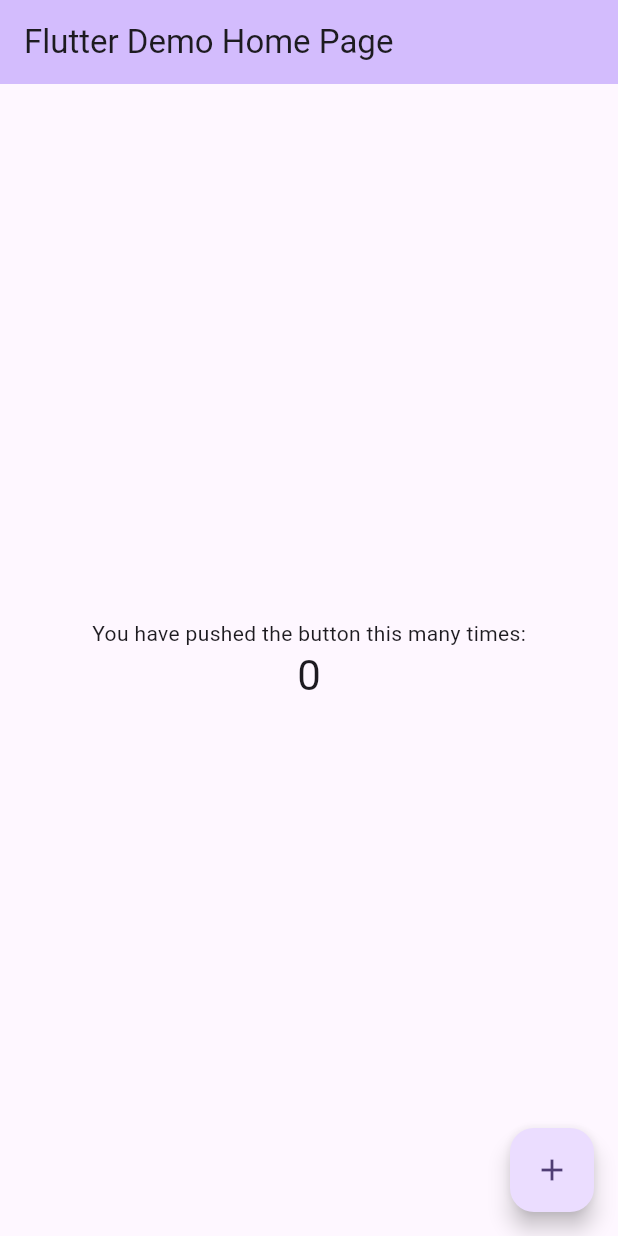
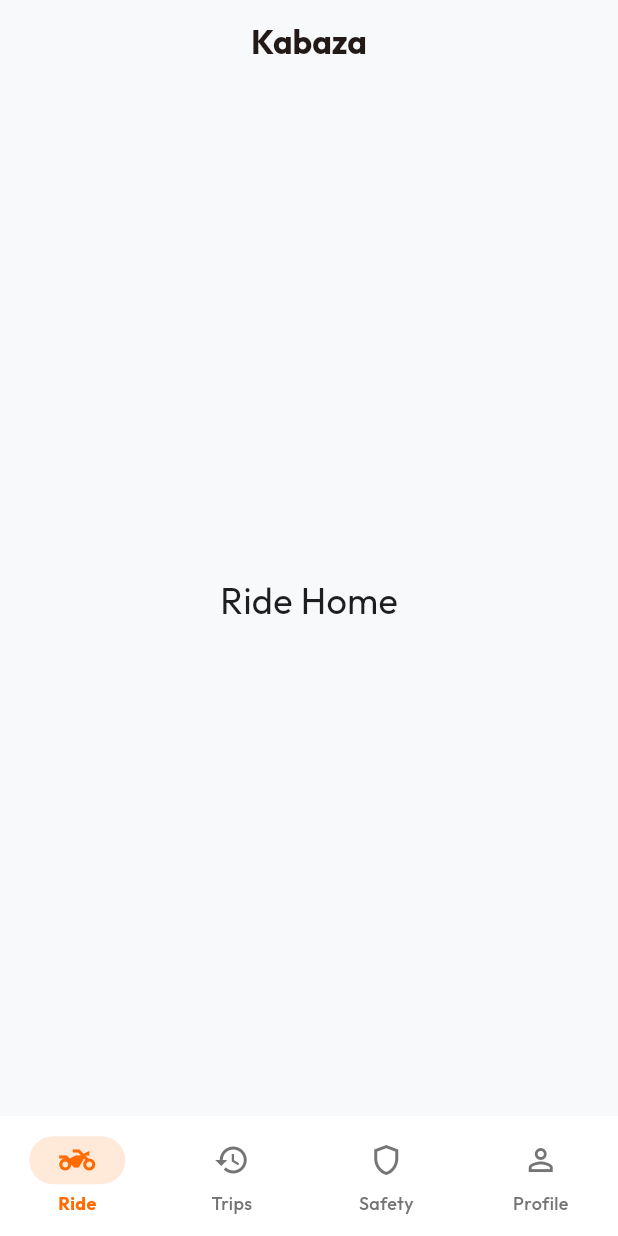
Before and after one commit to Hassan2317/Kabaza-Mw, a Flutter app: the screen it shows after launch, on a phone screen of 412 x 824 dp. Run offline on Flutter 3.47's test engine with Material 3 defaults, Android fonts, the phone set to English and light mode, and no system bars; our stand-ins replace google_fonts.

Commit message:
I have successfully designed and built the simple first UI

```diff
--- /dev/null
+++ b/lib/core/theme/app_colors.dart
@@ -0,0 +1,12 @@
+import 'package:flutter/material.dart';
+
+class AppColors {
+  static const Color primary = Color(0xFFFF6B00); // Safety Orange
+  static const Color secondary = Color(0xFF001F3F); // Deep Navy
+  static const Color background = Color(0xFFF8F9FA);
+  static const Color surface = Colors.white;
+  static const Color textPrimary = Color(0xFF1E1E1E);
+  static const Color textSecondary = Color(0xFF757575);
+  static const Color success = Color(0xFF4CAF50);
+  static const Color error = Color(0xFFE53935);
+}
--- /dev/null
+++ b/lib/core/theme/app_theme.dart
@@ -0,0 +1,39 @@
+import 'package:flutter/material.dart';
+import 'package:google_fonts/google_fonts.dart';
+import 'app_colors.dart';
+
+class AppTheme {
+  static ThemeData get lightTheme {
+    return ThemeData(
+      useMaterial3: true,
+      colorScheme: ColorScheme.fromSeed(
+        seedColor: AppColors.primary,
+        primary: AppColors.primary,
+        secondary: AppColors.secondary,
+        background: AppColors.background,
+        surface: AppColors.surface,
+      ),
+      scaffoldBackgroundColor: AppColors.background,
+      textTheme: GoogleFonts.outfitTextTheme().apply(
+        bodyColor: AppColors.textPrimary,
+        displayColor: AppColors.textPrimary,
+      ),
+      navigationBarTheme: NavigationBarThemeData(
+        backgroundColor: AppColors.surface,
+        indicatorColor: AppColors.primary.withOpacity(0.15),
+        labelTextStyle: MaterialStateProperty.resolveWith((states) {
+          if (states.contains(MaterialState.selected)) {
+            return const TextStyle(color: AppColors.primary, fontWeight: FontWeight.bold, fontSize: 12);
+          }
+          return const TextStyle(color: AppColors.textSecondary, fontWeight: FontWeight.w500, fontSize: 12);
+        }),
+        iconTheme: MaterialStateProperty.resolveWith((states) {
+          if (states.contains(MaterialState.selected)) {
+            return const IconThemeData(color: AppColors.primary);
+          }
+          return const IconThemeData(color: AppColors.textSecondary);
+        }),
+      ),
+    );
+  }
+}
--- /dev/null
+++ b/lib/core/widgets/main_navigation_screen.dart
@@ -0,0 +1,64 @@
+import 'package:flutter/material.dart';
+import '../theme/app_colors.dart';
+
+class MainNavigationScreen extends StatefulWidget {
+  const MainNavigationScreen({super.key});
+
+  @override
+  State<MainNavigationScreen> createState() => _MainNavigationScreenState();
+}
+
+class _MainNavigationScreenState extends State<MainNavigationScreen> {
+  int _selectedIndex = 0;
+
+  final List<Widget> _screens = [
+    const Center(child: Text('Ride Home', style: TextStyle(fontSize: 24))),
+    const Center(child: Text('My Trips', style: TextStyle(fontSize: 24))),
+    const Center(child: Text('Safety / SOS', style: TextStyle(fontSize: 24, color: AppColors.error, fontWeight: FontWeight.bold))),
+    const Center(child: Text('Profile', style: TextStyle(fontSize: 24))),
+  ];
+
+  @override
+  Widget build(BuildContext context) {
+    return Scaffold(
+      appBar: AppBar(
+        title: const Text('Kabaza', style: TextStyle(fontWeight: FontWeight.bold)),
+        centerTitle: true,
+        elevation: 0,
+        backgroundColor: AppColors.background,
+        scrolledUnderElevation: 0,
+      ),
+      body: _screens[_selectedIndex],
+      bottomNavigationBar: NavigationBar(
+        selectedIndex: _selectedIndex,
+        onDestinationSelected: (int index) {
+          setState(() {
+            _selectedIndex = index;
+          });
+        },
+        destinations: const [
+          NavigationDestination(
+            icon: Icon(Icons.two_wheeler_outlined),
+            selectedIcon: Icon(Icons.two_wheeler),
+            label: 'Ride',
+          ),
+          NavigationDestination(
+            icon: Icon(Icons.history_outlined),
+            selectedIcon: Icon(Icons.history),
+            label: 'Trips',
+          ),
+          NavigationDestination(
+            icon: Icon(Icons.shield_outlined),
+            selectedIcon: Icon(Icons.shield),
+            label: 'Safety',
+          ),
+          NavigationDestination(
+            icon: Icon(Icons.person_outline),
+            selectedIcon: Icon(Icons.person),
+            label: 'Profile',
+          ),
+        ],
+      ),
+    );
+  }
+}
--- a/lib/main.dart
+++ b/lib/main.dart
@@ -1,122 +1,21 @@
 import 'package:flutter/material.dart';
+import 'core/theme/app_theme.dart';
+import 'core/widgets/main_navigation_screen.dart';
 
 void main() {
-  runApp(const MyApp());
+  runApp(const KabazaApp());
 }
 
-class MyApp extends StatelessWidget {
-  const MyApp({super.key});
+class KabazaApp extends StatelessWidget {
+  const KabazaApp({super.key});
 
-  // This widget is the root of your application.
   @override
   Widget build(BuildContext context) {
     return MaterialApp(
-      title: 'Flutter Demo',
-      theme: ThemeData(
-        // This is the theme of your application.
-        //
-        // TRY THIS: Try running your application with "flutter run". You'll see
-        // the application has a purple toolbar. Then, without quitting the app,
-        // try changing the seedColor in the colorScheme below to Colors.green
-        // and then invoke "hot reload" (save your changes or press the "hot
-        // reload" button in a Flutter-supported IDE, or press "r" if you used
-        // the command line to start the app).
-        //
-        // Notice that the counter didn't reset back to zero; the application
-        // state is not lost during the reload. To reset the state, use hot
-        // restart instead.
-        //
-        // This works for code too, not just values: Most code changes can be
-        // tested with just a hot reload.
-        colorScheme: .fromSeed(seedColor: Colors.deepPurple),
-      ),
-      home: const MyHomePage(title: 'Flutter Demo Home Page'),
+      title: 'Kabaza - Safe Travel',
+      debugShowCheckedModeBanner: false,
+      theme: AppTheme.lightTheme,
+      home: const MainNavigationScreen(),
     );
   }
 }
-
-class MyHomePage extends StatefulWidget {
-  const MyHomePage({super.key, required this.title});
-
-  // This widget is the home page of your application. It is stateful, meaning
-  // that it has a State object (defined below) that contains fields that affect
-  // how it looks.
-
-  // This class is the configuration for the state. It holds the values (in this
-  // case the title) provided by the parent (in this case the App widget) and
-  // used by the build method of the State. Fields in a Widget subclass are
-  // always marked "final".
-
-  final String title;
-
-  @override
-  State<MyHomePage> createState() => _MyHomePageState();
-}
-
-class _MyHomePageState extends State<MyHomePage> {
-  int _counter = 0;
-
-  void _incrementCounter() {
-    setState(() {
-      // This call to setState tells the Flutter framework that something has
-      // changed in this State, which causes it to rerun the build method below
-      // so that the display can reflect the updated values. If we changed
-      // _counter without calling setState(), then the build method would not be
-      // called again, and so nothing would appear to happen.
-      _counter++;
-    });
-  }
-
-  @override
-  Widget build(BuildContext context) {
-    // This method is rerun every time setState is called, for instance as done
-    // by the _incrementCounter method above.
-    //
-    // The Flutter framework has been optimized to make rerunning build methods
-    // fast, so that you can just rebuild anything that needs updating rather
-    // than having to individually change instances of widgets.
-    return Scaffold(
-      appBar: AppBar(
-        // TRY THIS: Try changing the color here to a specific color (to
-        // Colors.amber, perhaps?) and trigger a hot reload to see the AppBar
-        // change color while the other colors stay the same.
-        backgroundColor: Theme.of(context).colorScheme.inversePrimary,
-        // Here we take the value from the MyHomePage object that was created by
-        // the App.build method, and use it to set our appbar title.
-        title: Text(widget.title),
-      ),
-      body: Center(
-        // Center is a layout widget. It takes a single child and positions it
-        // in the middle of the parent.
-        child: Column(
-          // Column is also a layout widget. It takes a list of children and
-          // arranges them vertically. By default, it sizes itself to fit its
-          // children horizontally, and tries to be as tall as its parent.
-          //
-          // Column has various properties to control how it sizes itself and
-          // how it positions its children. Here we use mainAxisAlignment to
-          // center the children vertically; the main axis here is the vertical
-          // axis because Columns are vertical (the cross axis would be
-          // horizontal).
-          //
-          // TRY THIS: Invoke "debug painting" (choose the "Toggle Debug Paint"
-          // action in the IDE, or press "p" in the console), to see the
-          // wireframe for each widget.
-          mainAxisAlignment: .center,
-          children: [
-            const Text('You have pushed the button this many times:'),
-            Text(
-              '$_counter',
-              style: Theme.of(context).textTheme.headlineMedium,
-            ),
-          ],
-        ),
-      ),
-      floatingActionButton: FloatingActionButton(
-        onPressed: _incrementCounter,
-        tooltip: 'Increment',
-        child: const Icon(Icons.add),
-      ),
-    );
-  }
-}
--- a/pubspec.yaml
+++ b/pubspec.yaml
@@ -34,6 +34,7 @@
   # The following adds the Cupertino Icons font to your application.
   # Use with the CupertinoIcons class for iOS style icons.
   cupertino_icons: ^1.0.8
+  google_fonts: ^8.2.1
 
 dev_dependencies:
   flutter_test:
```
Also changed, not shown: pubspec.lock, 2 other files.
